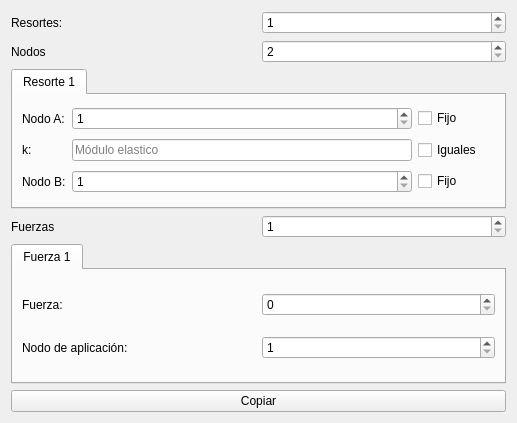
Old version of the form app/form.ui in the repository adnksharp/fem-springs.
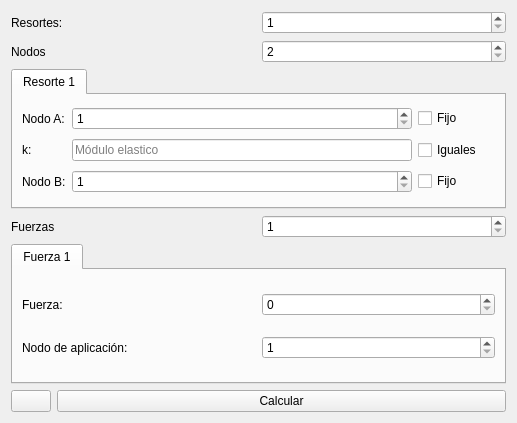
New version of the form. Icons and pictures are not drawn.

Commit message: feat: clipboard button added for the spring system config.

```diff
--- a/app/form.ui
+++ b/app/form.ui
@@ -257,11 +257,34 @@
     </widget>
    </item>
    <item>
+    <layout class="QHBoxLayout" name="horizontalLayout_4">
+     <item>
     <widget class="QPushButton" name="copy">
      <property name="text">
-      <string>Copiar</string>
-     </property>
-    </widget>
+        <string/>
+       </property>
+       <property name="icon">
+        <iconset theme="QIcon::ThemeIcon::EditCopy"/>
+       </property>
+      </widget>
+     </item>
+     <item>
+      <widget class="QPushButton" name="pushButton">
+       <property name="sizePolicy">
+        <sizepolicy hsizetype="Expanding" vsizetype="Fixed">
+         <horstretch>0</horstretch>
+         <verstretch>0</verstretch>
+        </sizepolicy>
+       </property>
+       <property name="cursor">
+        <cursorShape>PointingHandCursor</cursorShape>
+       </property>
+       <property name="text">
+        <string>Calcular</string>
+       </property>
+      </widget>
+     </item>
+    </layout>
    </item>
   </layout>
  </widget>
```
Left out of the diff: 3 changed lines with no effect on the pictures. Lines whose indentation alone changed are shown as unchanged. The commit also changes 2 other files.
